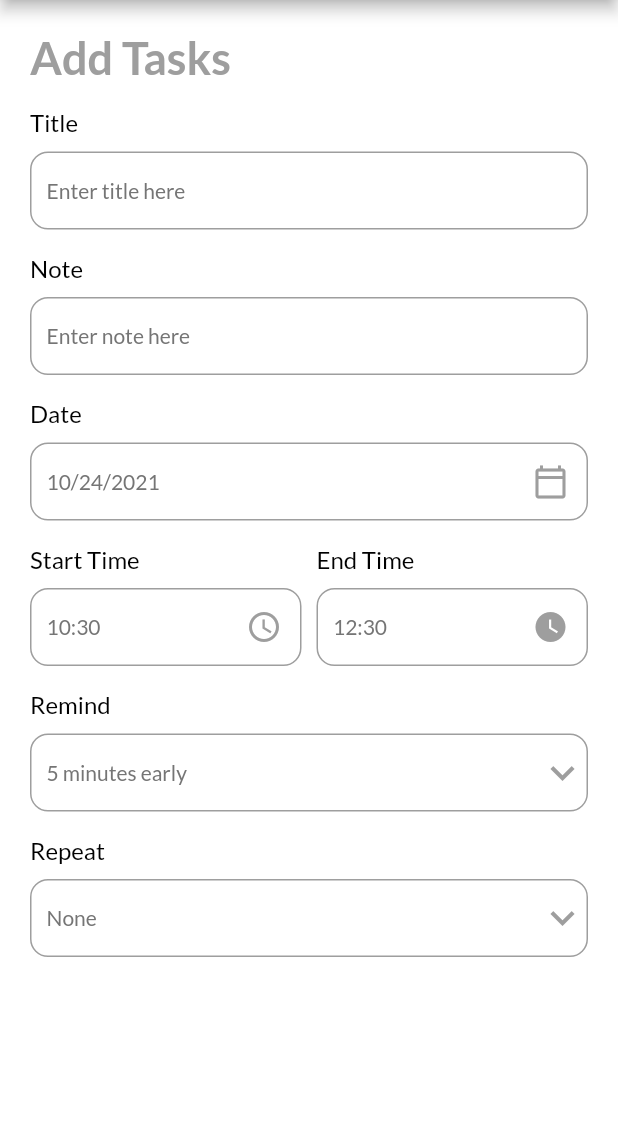
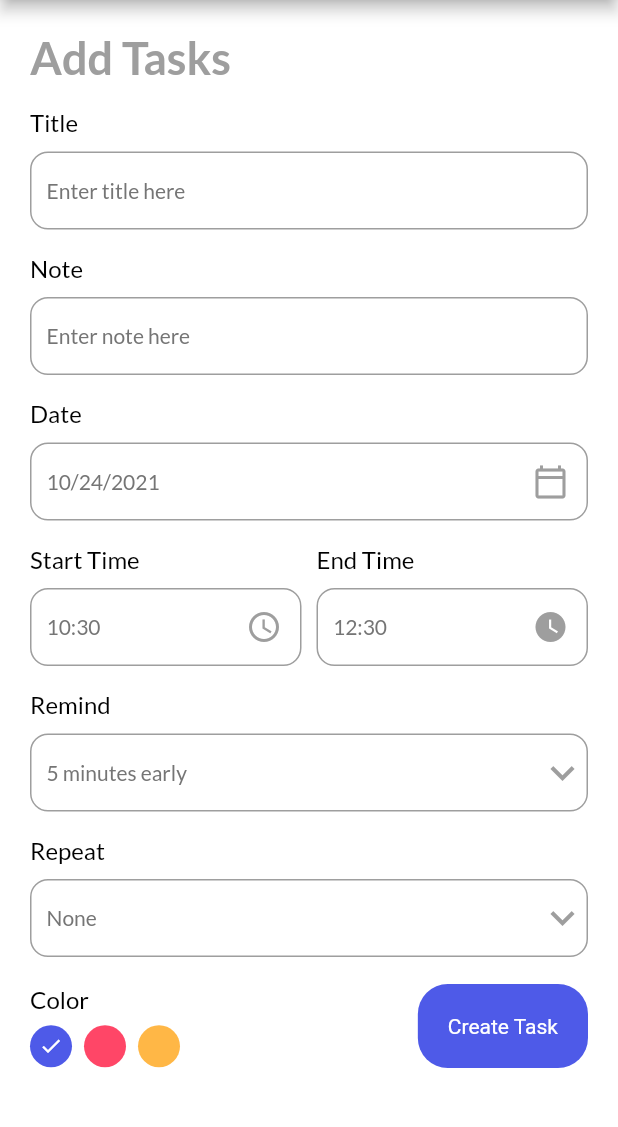
Before and after one commit to cantomris/task_tracker_flutter, a Flutter app: the AddTaskPage screen opened directly, on a phone screen of 412 x 824 dp, the part 84-1211 px from its top. Run offline on Flutter 3.47's test engine with Material 2 defaults, Android fonts, the phone set to English and light mode, and no system bars; our stand-ins replace date_picker_timeline, flutter_local_notifications, get, get_storage, google_fonts, timezone; accounts and stored records are empty.

Commit message:
Add Task page color picker

```diff
--- a/lib/ui/add_task_page.dart
+++ b/lib/ui/add_task_page.dart
@@ -1,8 +1,8 @@
 import 'package:flutter/material.dart';
 import 'package:get/get.dart';
 import 'package:intl/intl.dart';
-import 'package:task_tracker_flutter/services/theme_services.dart';
 import 'package:task_tracker_flutter/ui/theme.dart';
+import 'package:task_tracker_flutter/ui/widgets/button.dart';
 import 'package:task_tracker_flutter/ui/widgets/input_box.dart';
 
 class AddTaskPage extends StatefulWidget {
@@ -28,6 +28,7 @@ class _AddTaskPageState extends State<AddTaskPage> {
     'Annually'
   ];
   String _selectedRepeatTime = 'None';
+  int _selectedColor = 0;
 
   @override
   Widget build(BuildContext context) {
@@ -142,6 +143,18 @@ class _AddTaskPageState extends State<AddTaskPage> {
                   }).toList(),
                 ),
               ),
+              const SizedBox(
+                height: 18,
+              ),
+              Row(
+                mainAxisAlignment: MainAxisAlignment.spaceBetween,
+                crossAxisAlignment: CrossAxisAlignment.center,
+                children: [
+                  _colorPicker(),
+                  Expanded(child: Container()),
+                  MyButton(label: 'Create Task', onTap: () => null)
+                ],
+              ),
             ],
           ),
         ),
@@ -216,4 +229,47 @@ class _AddTaskPageState extends State<AddTaskPage> {
       //     minute: int.parse(_startTime.split(':')[1].split(' ')[0])),
     );
   }
+
+  _colorPicker() {
+    return Column(
+      crossAxisAlignment: CrossAxisAlignment.start,
+      children: [
+        Padding(
+          padding: const EdgeInsets.only(bottom: 8.0),
+          child: Text(
+            'Color',
+            style: titleStyle,
+          ),
+        ),
+        Wrap(
+          children: List<Widget>.generate(3, (int index) {
+            return GestureDetector(
+              onTap: () {
+                setState(() {
+                  _selectedColor = index;
+                });
+              },
+              child: Padding(
+                padding: const EdgeInsets.only(right: 8.0),
+                child: CircleAvatar(
+                    radius: 14,
+                    backgroundColor: index == 0
+                        ? customPrimaryColor
+                        : index == 1
+                            ? pinkColor
+                            : yellowColor,
+                    child: _selectedColor == index
+                        ? const Icon(
+                            Icons.done,
+                            color: Colors.white,
+                            size: 16,
+                          )
+                        : Container()),
+              ),
+            );
+          }),
+        ),
+      ],
+    );
+  }
 }
```
